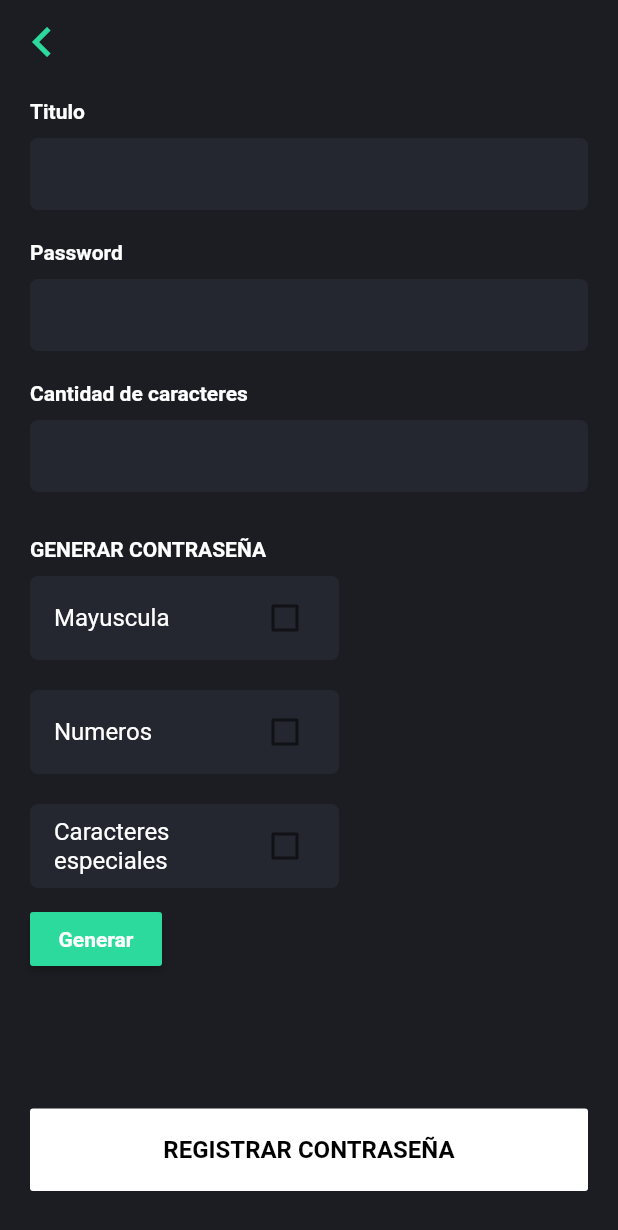
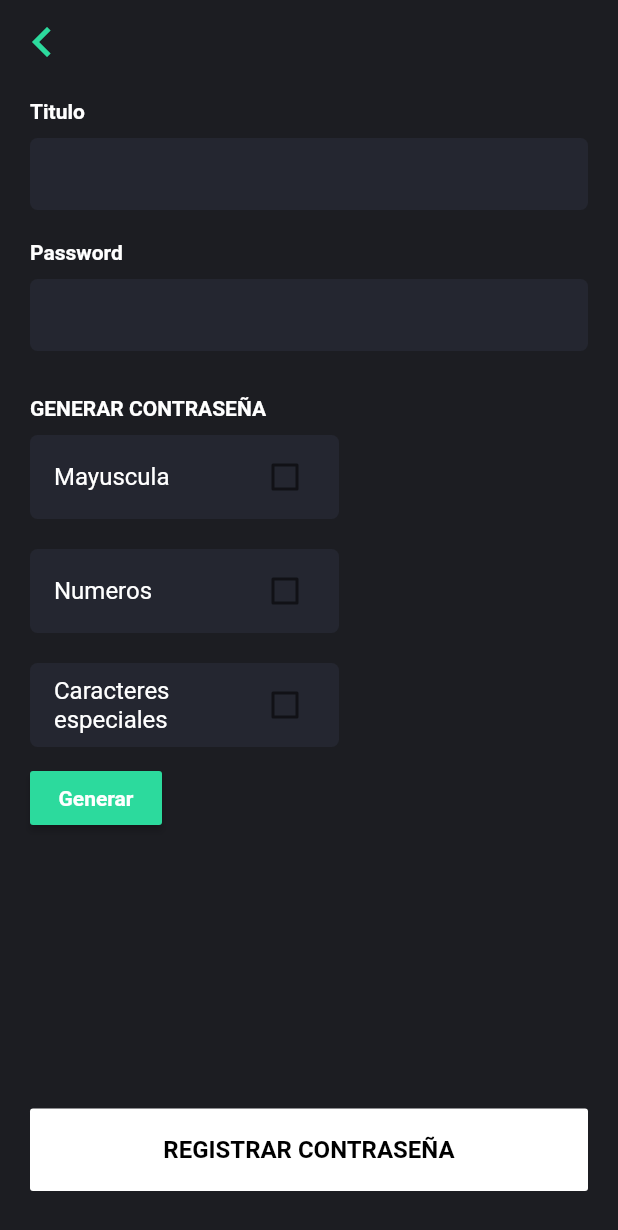
Before and after one commit to Dayrons/lockspace, a Flutter app: the PaginaRegistrarPassword screen opened directly, on a phone screen of 412 x 824 dp. Shown: the top 1230 px of the screen. Run offline on Flutter 3.47's test engine with Material 2 defaults, Android fonts, the phone set to English and light mode, and no system bars; our stand-ins replace bloc, flutter_bloc, qr_flutter, shared_preferences, sqflite; missing offline and left inert: clipboard, encrypt; accounts and stored records are empty.

Commit message:
creando validacion de registro

```diff
--- a/lib/pages/registrar_password/RegistrarPasswordBloc/registrarpassword_bloc.dart
+++ b/lib/pages/registrar_password/RegistrarPasswordBloc/registrarpassword_bloc.dart
@@ -50,6 +50,8 @@ class RegistrarpasswordBloc
         yield RegistrarpasswordState(width: 250.00);
         await Future.delayed(Duration(seconds: 1));
         yield RegistrarpasswordState(width: 0.00);
+      } else {
+        yield RegistrarpasswordState(inputs: datos);
       }
     }
   }
--- a/lib/pages/registrar_password/RegistrarPasswordBloc/registrarpassword_state.dart
+++ b/lib/pages/registrar_password/RegistrarPasswordBloc/registrarpassword_state.dart
@@ -2,6 +2,11 @@ part of 'registrarpassword_bloc.dart';
 
 class RegistrarpasswordState {
   final double width;
-
-  RegistrarpasswordState({this.width = 0.00});
+  final Map inputs;
+  RegistrarpasswordState(
+      {this.width = 0.00,
+      this.inputs = const {
+        'password': {'valor': '', 'validacion': true},
+        'titulo': {'valor': '', 'validacion': true}
+      }});
 }
--- a/lib/pages/registrar_password/pagina_registrar_password.dart
+++ b/lib/pages/registrar_password/pagina_registrar_password.dart
@@ -51,15 +51,16 @@ class _PaginaRegistrarPasswordState extends State<PaginaRegistrarPassword> {
       ),
       body: BlocBuilder<RegistrarpasswordBloc, RegistrarpasswordState>(
         builder: (context, state) {
+          print(state.inputs);
           return Container(
             padding: EdgeInsets.symmetric(horizontal: padding),
             child: Stack(children: [
               ListView(
                 children: [
                   Formulario(
-                    onChange: _validar,
-                    controller: _textPasswordController,
-                  ),
+                      onChange: _validar,
+                      controller: _textPasswordController,
+                      validacion: state.inputs),
                   Generador(
                       onPressed: _generarPassword,
                       onChanged: _onChanged,
--- a/lib/pages/registrar_password/widgets/formulario.dart
+++ b/lib/pages/registrar_password/widgets/formulario.dart
@@ -4,8 +4,10 @@ import 'package:flutter/material.dart';
 class Formulario extends StatelessWidget {
   final Function onChange;
   final TextEditingController controller;
+  final Map validacion;
 
-  const Formulario({Key key, this.onChange, this.controller}) : super(key: key);
+  const Formulario({Key key, this.onChange, this.controller, this.validacion})
+      : super(key: key);
 
   @override
   Widget build(BuildContext context) {
@@ -17,19 +19,21 @@ class Formulario extends StatelessWidget {
           Input(
             input: 'titulo',
             texto: "Titulo",
+            validacion: validacion['titulo']['validacion'],
             onChange: onChange,
           ),
           Input(
             input: 'password',
             texto: "Password",
+            validacion: validacion['password']['validacion'],
             controller: controller,
             onChange: onChange,
           ),
-          Input(
+          /* Input(
             input: 'cantidad',
             texto: "Cantidad de caracteres",
             onChange: onChange,
-          ),
+          ), */
         ],
       ),
     );
--- a/lib/widgets/input.dart
+++ b/lib/widgets/input.dart
@@ -4,15 +4,24 @@ class Input extends StatelessWidget {
   final String texto;
   final String input;
   final bool obscureText;
+  final bool validacion;
   final Function onChange;
   final TextEditingController controller;
-  const Input({Key key, this.texto, this.onChange, this.input, this.controller, this.obscureText = false})
+  const Input(
+      {Key key,
+      this.texto,
+      this.onChange,
+      this.input,
+      this.controller,
+      this.obscureText = true,
+      this.validacion})
       : super(key: key);
 
   @override
   Widget build(BuildContext context) {
+    print(validacion);
     return Container(
-      margin: EdgeInsets.symmetric( vertical: 10.00),
+      margin: EdgeInsets.symmetric(vertical: 10.00),
       child: Column(
           mainAxisAlignment: MainAxisAlignment.start,
           crossAxisAlignment: CrossAxisAlignment.start,
@@ -31,7 +40,9 @@ class Input extends StatelessWidget {
               padding: EdgeInsets.symmetric(horizontal: 5.00),
               decoration: BoxDecoration(
                 borderRadius: BorderRadius.circular(5.00),
-                color: Color(0XFF2b2e3d).withOpacity(0.5),
+                color: validacion
+                    ? Color(0XFF2b2e3d).withOpacity(0.5)
+                    : Color(0XFFff6b6b).withOpacity(0.3),
               ),
               child: TextFormField(
                 obscureText: obscureText,
```
